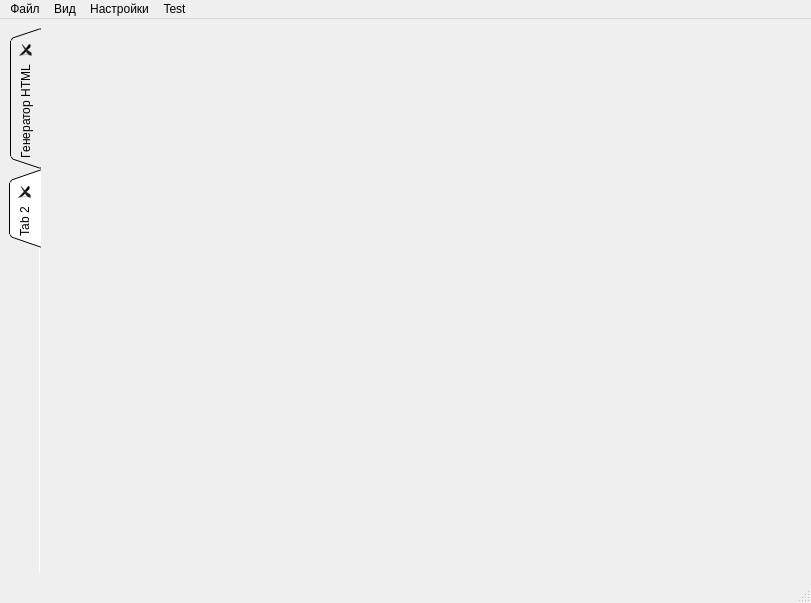
First picture: the form in main_window.ui, repository pavelyolvev/publisher, before the edit.
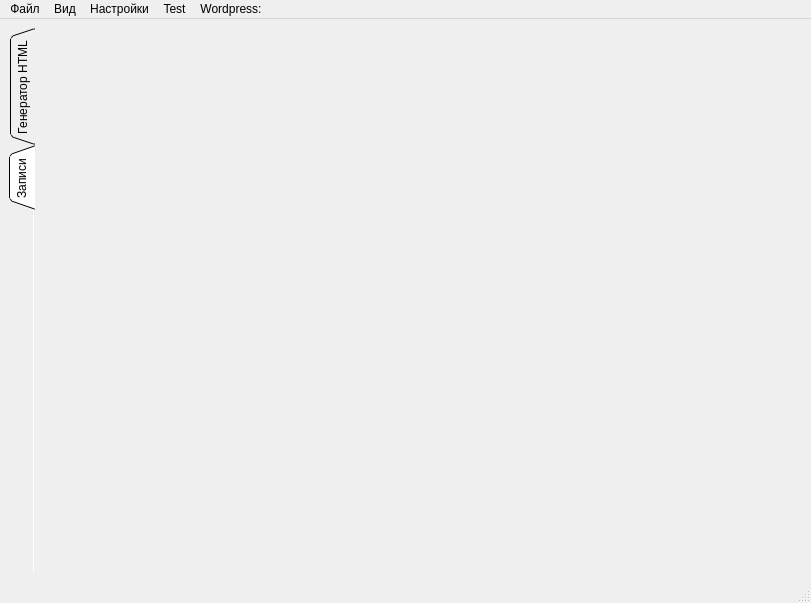
Second picture: the form after the edit. The open tabs and pages were chosen to show the change.

Patch:
```diff
--- a/main_window.ui
+++ b/main_window.ui
@@ -48,7 +48,7 @@
        <bool>true</bool>
       </property>
       <property name="tabsClosable">
-       <bool>true</bool>
+       <bool>false</bool>
       </property>
       <property name="movable">
        <bool>true</bool>
@@ -60,7 +60,7 @@
       </widget>
       <widget class="QWidget" name="tab_2">
        <attribute name="title">
-        <string>Tab 2</string>
+        <string>Записи</string>
        </attribute>
       </widget>
      </widget>
@@ -119,10 +119,16 @@
     </property>
     <addaction name="actionnewTab"/>
    </widget>
+   <widget class="QMenu" name="menuWordpress">
+    <property name="title">
+     <string>Wordpress:</string>
+    </property>
+   </widget>
    <addaction name="menu"/>
    <addaction name="menu_2"/>
    <addaction name="menu_3"/>
    <addaction name="menuTest"/>
+   <addaction name="menuWordpress"/>
   </widget>
   <widget class="QStatusBar" name="statusbar"/>
   <action name="action_open">
```
Left out of the diff: 8 changed lines with no effect on the pictures.
